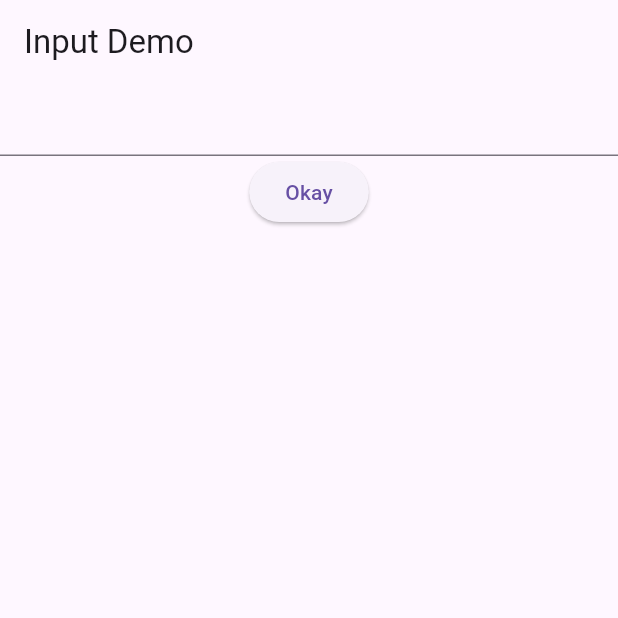
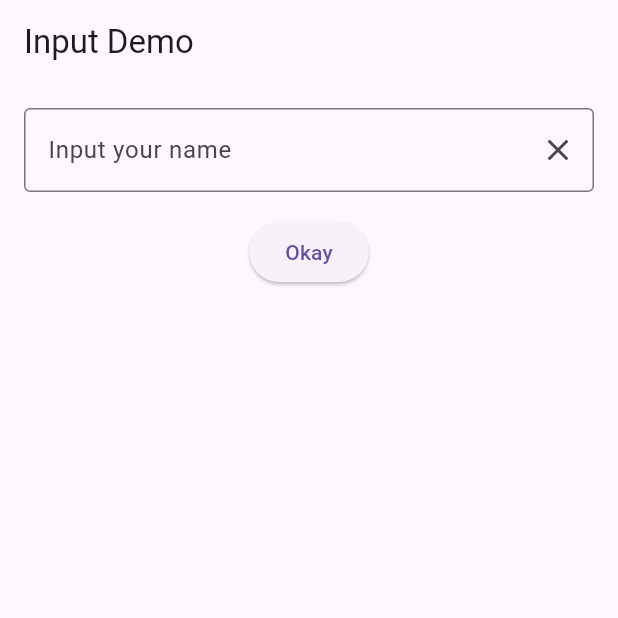
Before and after one commit to thanawatjanhan/flutter_application, a Flutter app: the screen it shows after launch, after a tap on "Okay", on a phone screen of 412 x 824 dp, the top half of it. Run offline on Flutter 3.47's test engine with Material 3 defaults, Android fonts, the phone set to English and light mode, and no system bars.

Commit message:
Update TextField and link it to TextEditingController

```diff
--- a/lib/main.dart
+++ b/lib/main.dart
@@ -4,5 +4,7 @@ import 'package:flutter/material.dart';
 import 'package:flutter_application_1/week04/input_demo.dart';
 
 void main() {
-  runApp(MaterialApp(home: InputDemo())); //MaterialApp
+  runApp(
+    MaterialApp(home: InputDemo(), debugShowCheckedModeBanner: false),
+  ); //MaterialApp
 }
--- a/lib/week04/input_demo.dart
+++ b/lib/week04/input_demo.dart
@@ -23,8 +23,27 @@ class _InputDemoState extends State<InputDemo> {
       appBar: AppBar(title: Text("Input Demo")),
       body: Column(
         children: [
-          TextField(controller: tcName),
+          Padding(
+            padding: const EdgeInsets.all(16.0),
+            child: TextField(
+              controller: tcName,
+              decoration: InputDecoration(
+                border: OutlineInputBorder(),
+                labelText: "Input your name",
+                suffixIcon: IconButton(
+                  onPressed:
+                      () // => tcName.clear()
+                      {
+                        tcName.clear();
+                      },
+                  icon: Icon(Icons.clear),
+                ),
+              ),
+            ),
+          ),
+          // SizedBox(height: 16),
           ElevatedButton(onPressed: updateMessage, child: Text("Okay")),
+          SizedBox(height: 16),
           Text(message),
         ],
       ),
```
